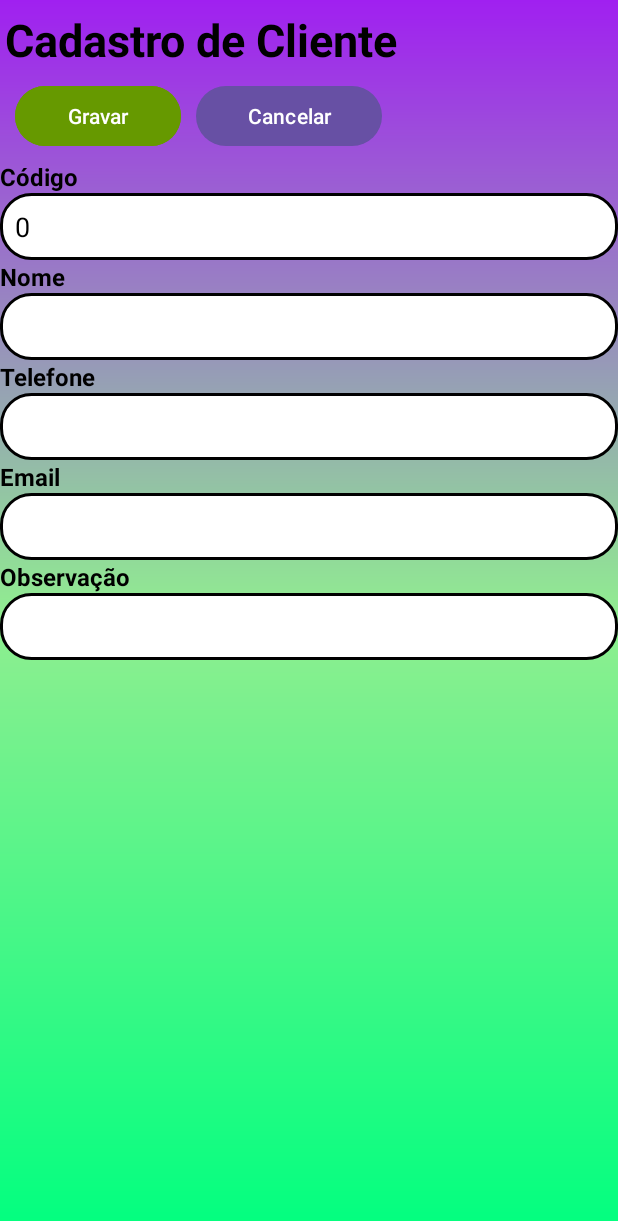
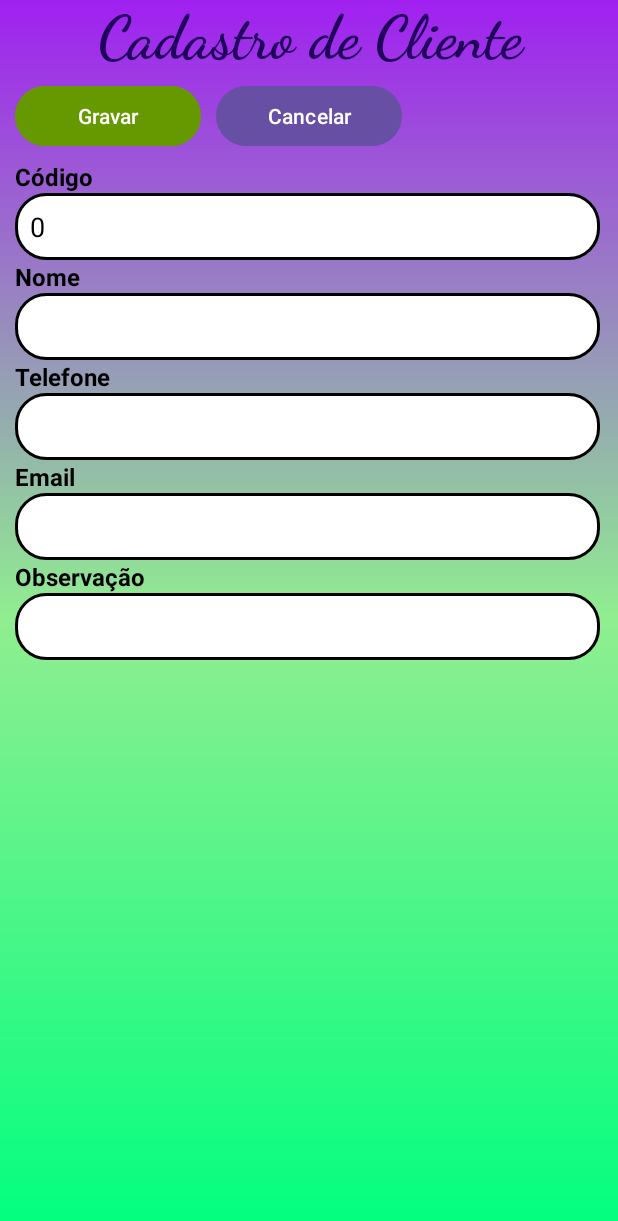
Before and after one commit to vitorrgmendes/Android-SQLite, an Android app: the TelaCliente screen opened directly, with no data from a screen before it, after a tap on "Inserir", on a phone screen of 412 x 824 dp. Shown: the top 1221 px of the screen. Run offline under Robolectric (Android 15) with nearby library versions, the phone set to English and light mode, and no system bars.

Commit message:
Melhorias de Interface.

```diff
--- a/app/src/main/java/com/example/atividade12bancodedados/TelaCliente.java
+++ b/app/src/main/java/com/example/atividade12bancodedados/TelaCliente.java
@@ -17,7 +17,7 @@ import java.util.List;
 public class TelaCliente extends AppCompatActivity
         implements View.OnClickListener, AdapterView.OnItemClickListener
 {
-    Button btnInserir;
+    Button btnInserir, btnCancelar;
     ListView lstClientes;
     List<Cliente> listaClientes = new ArrayList<>();
     ListAdapter listAdapter;
@@ -32,6 +32,9 @@ public class TelaCliente extends AppCompatActivity
 
         btnInserir = findViewById(R.id.btnInserir);
         btnInserir.setOnClickListener(this);
+
+        btnCancelar = findViewById(R.id.btnCancelar);
+        btnCancelar.setOnClickListener(this);
 
         lstClientes = findViewById(R.id.lstClientes);
         lstClientes.setOnItemClickListener(this);
@@ -64,6 +67,10 @@ public class TelaCliente extends AppCompatActivity
             cliente.setId(0);
             abrirCadastro("Inserir", cliente);
         }
+        else if (v == btnCancelar)
+        {
+            finish();
+        }
     }
 
     @Override
--- /dev/null
+++ b/app/src/main/res/drawable/button_menu.xml
@@ -0,0 +1,4 @@
+<?xml version="1.0" encoding="utf-8"?>
+<shape xmlns:android="http://schemas.android.com/apk/res/android">
+    <corners android:radius="20dp"></corners>
+</shape>
--- a/app/src/main/res/layout/activity_atv_cadastro_cliente.xml
+++ b/app/src/main/res/layout/activity_atv_cadastro_cliente.xml
@@ -15,15 +15,15 @@
 
         <TextView
             android:id="@+id/textView"
-            android:layout_width="90dp"
+            android:layout_width="wrap_content"
             android:layout_height="wrap_content"
-            android:layout_gravity="center"
-            android:layout_marginLeft="3sp"
             android:layout_weight="3"
             android:text="@string/cad_cliente"
             android:textStyle="bold"
-            android:textColor="@color/black"
-            android:textSize="30dp"/>
+            android:textColor="?attr/colorOnPrimaryFixed"
+            android:fontFamily="cursive"
+            android:textSize="40dp"
+            android:textAlignment="center"/>
     </LinearLayout>
 
     <LinearLayout
@@ -42,7 +42,7 @@
 
         <Button
             android:id="@+id/btnCancelar"
-            android:layout_width="113dp"
+            android:layout_width="100dp"
             android:layout_height="wrap_content"
             android:layout_marginLeft="10sp"
             android:layout_weight="1"
@@ -50,10 +50,11 @@
 
         <Button
             android:id="@+id/btnExcluir"
-            android:layout_width="115dp"
+            android:layout_width="100dp"
             android:layout_height="wrap_content"
+            android:layout_marginRight="10sp"
             android:layout_marginLeft="10sp"
-            android:layout_weight="3"
+            android:layout_weight="1"
             android:backgroundTint="@color/design_default_color_error"
             android:text="@string/excluir" />
     </LinearLayout>
@@ -62,6 +63,7 @@
         android:id="@+id/textView3"
         android:layout_width="match_parent"
         android:layout_height="wrap_content"
+        android:layout_marginLeft="10dp"
         android:text="@string/id"
         android:textSize="16sp"
         android:textStyle="bold"
@@ -70,8 +72,9 @@
     <EditText
         android:id="@+id/edtId"
         style="@style/EditText"
-        android:layout_width="match_parent"
+        android:layout_width="390dp"
         android:layout_height="wrap_content"
+        android:layout_marginLeft="10dp"
         android:ems="10"
         android:inputType="number"
         android:textColor="@color/black"/>
@@ -80,6 +83,7 @@
         android:id="@+id/textView4"
         android:layout_width="match_parent"
         android:layout_height="wrap_content"
+        android:layout_marginLeft="10dp"
         android:text="@string/nome"
         android:textSize="16sp"
         android:textStyle="bold"
@@ -88,8 +92,9 @@
     <EditText
         android:id="@+id/edtNome"
         style="@style/EditText"
-        android:layout_width="match_parent"
+        android:layout_width="390dp"
         android:layout_height="wrap_content"
+        android:layout_marginLeft="10dp"
         android:ems="10"
         android:inputType="text"
         android:textColor="@color/black"/>
@@ -98,6 +103,7 @@
         android:id="@+id/textView5"
         android:layout_width="match_parent"
         android:layout_height="wrap_content"
+        android:layout_marginLeft="10dp"
         android:text="@string/fone"
         android:textSize="16sp"
         android:textStyle="bold"
@@ -106,8 +112,9 @@
     <EditText
         android:id="@+id/edtFone"
         style="@style/EditText"
-        android:layout_width="match_parent"
+        android:layout_width="390dp"
         android:layout_height="wrap_content"
+        android:layout_marginLeft="10dp"
         android:ems="10"
         android:inputType="phone"
         android:textColor="@color/black"/>
@@ -116,6 +123,7 @@
         android:id="@+id/textView6"
         android:layout_width="match_parent"
         android:layout_height="wrap_content"
+        android:layout_marginLeft="10dp"
         android:text="@string/email"
         android:textSize="16sp"
         android:textStyle="bold"
@@ -124,8 +132,9 @@
     <EditText
         android:id="@+id/edtEmail"
         style="@style/EditText"
-        android:layout_width="match_parent"
+        android:layout_width="390dp"
         android:layout_height="wrap_content"
+        android:layout_marginLeft="10dp"
         android:ems="10"
         android:inputType="textEmailAddress"
         android:textColor="@color/black"/>
@@ -134,6 +143,7 @@
         android:id="@+id/textView7"
         android:layout_width="match_parent"
         android:layout_height="wrap_content"
+        android:layout_marginLeft="10dp"
         android:text="@string/obs"
         android:textSize="16sp"
         android:textStyle="bold"
@@ -142,8 +152,9 @@
     <EditText
         android:id="@+id/edtObs"
         style="@style/EditText"
-        android:layout_width="match_parent"
+        android:layout_width="390dp"
         android:layout_height="wrap_content"
+        android:layout_marginLeft="10dp"
         android:ems="10"
         android:gravity="start|top"
         android:inputType="textMultiLine"
--- a/app/src/main/res/values/styles.xml
+++ b/app/src/main/res/values/styles.xml
@@ -8,4 +8,8 @@
         <item name="android:padding">10dp</item>
     </style>
 
+    <style name="ButtonMenu">
+        <item name="android:background">@drawable/button_menu</item>
+    </style>
+
 </resources>
```
Also changed, not shown: app/src/main/java/com/example/atividade12bancodedados/TelaCategoria.java (+8 -1 lines), app/src/main/java/com/example/atividade12bancodedados/TelaProduto.java (+8 -1 lines), app/src/main/res/layout/activity_atv_cadastro_categoria.xml (+15 -12 lines), app/src/main/res/layout/activity_atv_cadastro_produto.xml (+30 -19 lines), app/src/main/res/layout/activity_tela_categoria.xml (+22 -3 lines), app/src/main/res/layout/activity_tela_cliente.xml (+22 -3 lines), app/src/main/res/layout/activity_tela_menu.xml (+6 -3 lines), app/src/main/res/layout/activity_tela_produto.xml (+22 -3 lines).
